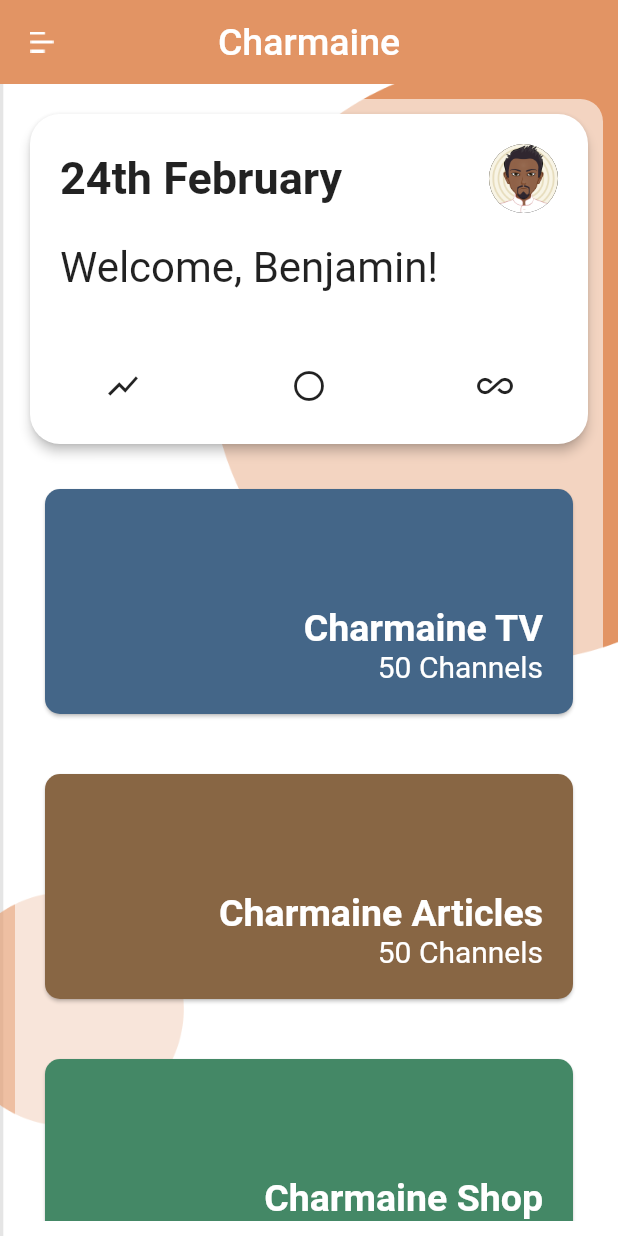
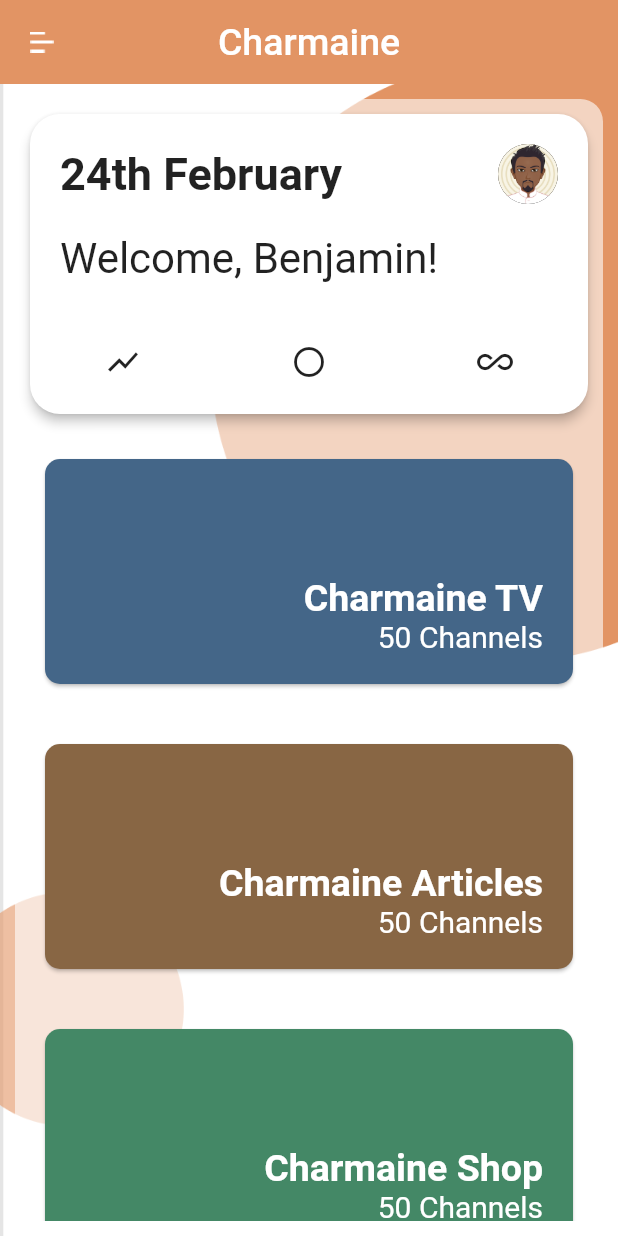
Before and after one commit to iambenkay/atc-admin, a Flutter app: the screen it shows after launch, after a tap on "SIGN IN", on a phone screen of 412 x 824 dp. Run offline on Flutter 3.47's test engine with Material 2 defaults, Android fonts, the phone set to English and light mode, and no system bars; Roboto replaces fonts that are missing (SFUIDisplay); project files that could hold a hidden picture were left out.

Commit message:
Feature/ Implemented pinned greeting header

```diff
--- a/lib/Screens/Admin.dart
+++ b/lib/Screens/Admin.dart
@@ -1,4 +1,5 @@
 import 'package:flutter/material.dart';
+import '../widgets/greetings_header.dart';
 
 class Admin extends StatefulWidget {
   @override
@@ -56,74 +57,15 @@ class _AdminState extends State<Admin> {
                 borderRadius: BorderRadius.circular(15),
                 color: Color(0x99ffffff),
               ),
-                child: ListView(
-                  children: <Widget>[
-                    Card(
-                        margin: EdgeInsets.all(10),
-                        shape: RoundedRectangleBorder(
-                            borderRadius: BorderRadius.circular(20)),
-                        elevation: 3,
-                        child: Container(
-                            height: 220,
-                            child: Column(
-                              children: <Widget>[
-                                Row(
-                                    mainAxisAlignment:
-                                        MainAxisAlignment.spaceBetween,
-                                    children: <Widget>[
-                                      Padding(
-                                        padding: EdgeInsets.only(left: 20),
-                                        child: Text(
-                                          "24th February",
-                                          style: TextStyle(
-                                              fontFamily: "SFUIDisplay",
-                                              fontSize: 30,
-                                              fontWeight: FontWeight.bold),
+              child: CustomScrollView(
+                slivers: <Widget>[
+                  SliverPersistentHeader(
+                    pinned: true,
+                    delegate: GreetingsHeader(),
                   ),
-                                      ),
-                                      Container(
-                                        child: Padding(
-                                          padding: EdgeInsets.all(20),
-                                          child: CircleAvatar(
-                                            backgroundColor: Colors.black,
-                                            backgroundImage:
-                                                AssetImage("Assets/avatar.png"),
-                                            radius: 23,
-                                          ),
-                                        ),
-                                        alignment: Alignment.centerRight,
-                                      ),
-                                    ]),
-                                Container(
-                                  alignment: Alignment.centerLeft,
-                                  padding:
-                                      EdgeInsets.only(left: 20, bottom: 20),
-                                  child: Text(
-                                    "Welcome, Benjamin!",
-                                    style: TextStyle(
-                                        fontFamily: 'SFUIDisplay',
-                                        fontSize: 28),
-                                  ),
-                                ),
-                                Container(
-                                    margin: EdgeInsets.only(top: 30),
-                                    child: Row(
-                                      children: <Widget>[
-                                        Expanded(
-                                            child: Container(
-                                                child: Icon(Icons.show_chart))),
-                                        Expanded(
-                                            child: Container(
-                                                child: Icon(
-                                                    Icons.panorama_fish_eye))),
-                                        Expanded(
-                                            child: Container(
-                                                child:
-                                                    Icon(Icons.all_inclusive))),
-                                      ],
-                                    )),
-                              ],
-                            ))),
+                  SliverList(
+                    delegate: SliverChildListDelegate(
+                      <Widget>[
                         Card(
                           color: Color(0xff446688),
                           shape: RoundedRectangleBorder(
@@ -253,6 +195,10 @@ class _AdminState extends State<Admin> {
                           ),
                         ),
                       ],
-                ))));
+                    ),
+                  )
+                ],
+              ),
+            )));
   }
 }
--- /dev/null
+++ b/lib/widgets/greetings_header.dart
@@ -0,0 +1,87 @@
+import 'package:flutter/material.dart';
+
+class GreetingsHeader extends SliverPersistentHeaderDelegate {
+  @override
+  Widget build(BuildContext context, double offset, bool overlaps) {
+    return LayoutBuilder(
+      builder: (context, constraints) {
+        print(offset);
+        String _greetings = "Welcome, Benjamin!", _date = "24th February";
+        return Card(
+            margin: EdgeInsets.all(10),
+            shape:
+                RoundedRectangleBorder(borderRadius: BorderRadius.circular(20)),
+            elevation: 3,
+            child: Container(
+                height: constraints.maxHeight,
+                child: Column(
+                  children: <Widget>[
+                    Row(
+                        mainAxisAlignment: MainAxisAlignment.spaceBetween,
+                        children: <Widget>[
+                          Padding(
+                            padding: EdgeInsets.only(left: 20),
+                            child: Text(
+                              _date,
+                              style: TextStyle(
+                                  fontFamily: "SFUIDisplay",
+                                  fontSize: 30,
+                                  fontWeight: FontWeight.bold),
+                            ),
+                          ),
+                          Container(
+                            child: Padding(
+                              padding: EdgeInsets.all(20),
+                              child: CircleAvatar(
+                                backgroundColor: Colors.black,
+                                backgroundImage:
+                                    AssetImage("Assets/avatar.png"),
+                                radius: 20,
+                              ),
+                            ),
+                            alignment: Alignment.centerRight,
+                          ),
+                        ]),
+                    Visibility(
+                      visible: offset < 65,
+                      child: Container(
+                        alignment: Alignment.centerLeft,
+                        padding: EdgeInsets.only(left: 20, bottom: 10),
+                        child: Text(
+                          _greetings,
+                          style: TextStyle(
+                              fontFamily: 'SFUIDisplay', fontSize: 28),
+                        ),
+                      ),
+                    ),
+                    Visibility(
+                      visible: offset < 10,
+                      child: Container(
+                          margin: EdgeInsets.only(top: 30),
+                          child: Row(
+                            children: <Widget>[
+                              Expanded(
+                                  child:
+                                      Container(child: Icon(Icons.show_chart))),
+                              Expanded(
+                                  child: Container(
+                                      child: Icon(Icons.panorama_fish_eye))),
+                              Expanded(
+                                  child: Container(
+                                      child: Icon(Icons.all_inclusive))),
+                            ],
+                          )),
+                    ),
+                  ],
+                )));
+      },
+    );
+  }
+
+  @override
+  bool shouldRebuild(SliverPersistentHeaderDelegate _) => true;
+
+  @override
+  double get maxExtent => 220.0;
+  double get minExtent => 100.0;
+}
```
Lines whose indentation alone changed are shown as unchanged.
